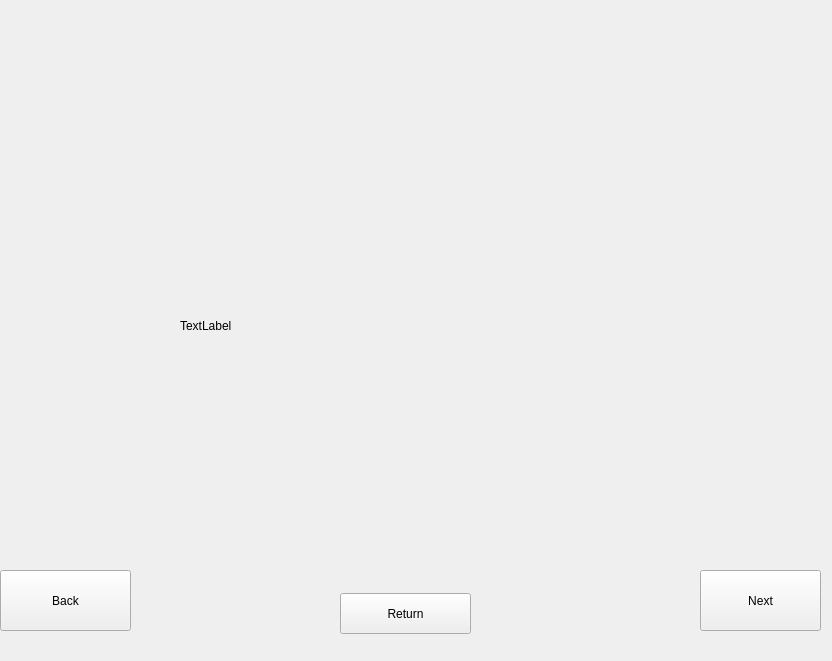
Qt form Qt-implementation/viewcorpus.ui (Yahia-kilany/CS2-TeamProject) before a commit.
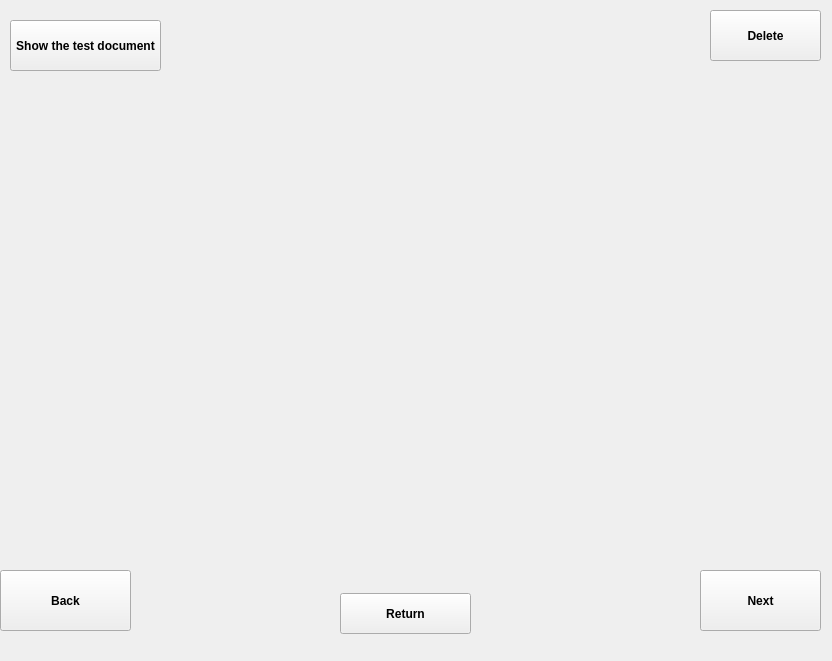
The same form after that commit.

```diff
--- a/Qt-implementation/viewcorpus.ui
+++ b/Qt-implementation/viewcorpus.ui
@@ -13,6 +13,9 @@
   <property name="windowTitle">
    <string>Form</string>
   </property>
+  <property name="styleSheet">
+   <string notr="true">QPushButton {font-weight: bold;color: black;}</string>
+  </property>
   <widget class="QLabel" name="documentTitle">
    <property name="geometry">
     <rect>
@@ -36,10 +39,10 @@
     </rect>
    </property>
    <property name="text">
-    <string>TextLabel</string>
+    <string/>
    </property>
   </widget>
-  <widget class="QPushButton" name="pushButton">
+  <widget class="QPushButton" name="Next">
    <property name="geometry">
     <rect>
      <x>700</x>
@@ -55,7 +58,7 @@
     <string>Next</string>
    </property>
   </widget>
-  <widget class="QPushButton" name="pushButton_2">
+  <widget class="QPushButton" name="back">
    <property name="geometry">
     <rect>
      <x>0</x>
@@ -81,6 +84,32 @@
     <string>Return</string>
    </property>
   </widget>
+  <widget class="QPushButton" name="pushButton">
+   <property name="geometry">
+    <rect>
+     <x>710</x>
+     <y>10</y>
+     <width>111</width>
+     <height>51</height>
+    </rect>
+   </property>
+   <property name="text">
+    <string>Delete</string>
+   </property>
+  </widget>
+  <widget class="QPushButton" name="pushButton_2">
+   <property name="geometry">
+    <rect>
+     <x>10</x>
+     <y>20</y>
+     <width>151</width>
+     <height>51</height>
+    </rect>
+   </property>
+   <property name="text">
+    <string>Show the test document</string>
+   </property>
+  </widget>
  </widget>
  <resources/>
  <connections/>
```
Left out of the diff: 2 changed lines with no effect on the pictures.
